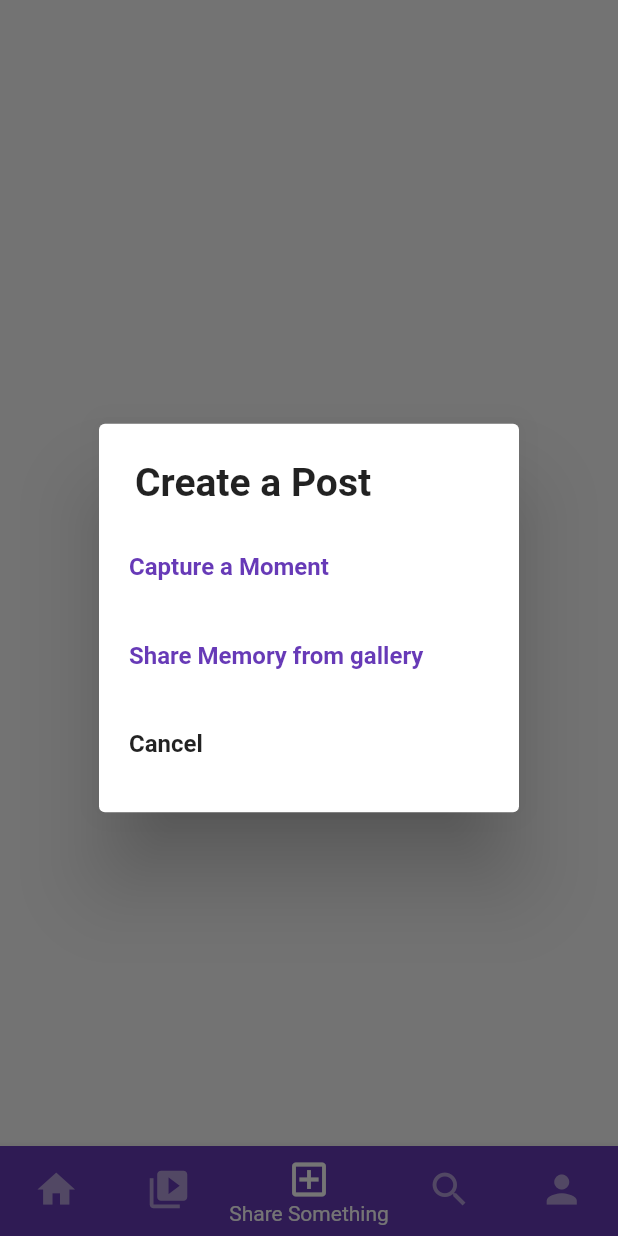
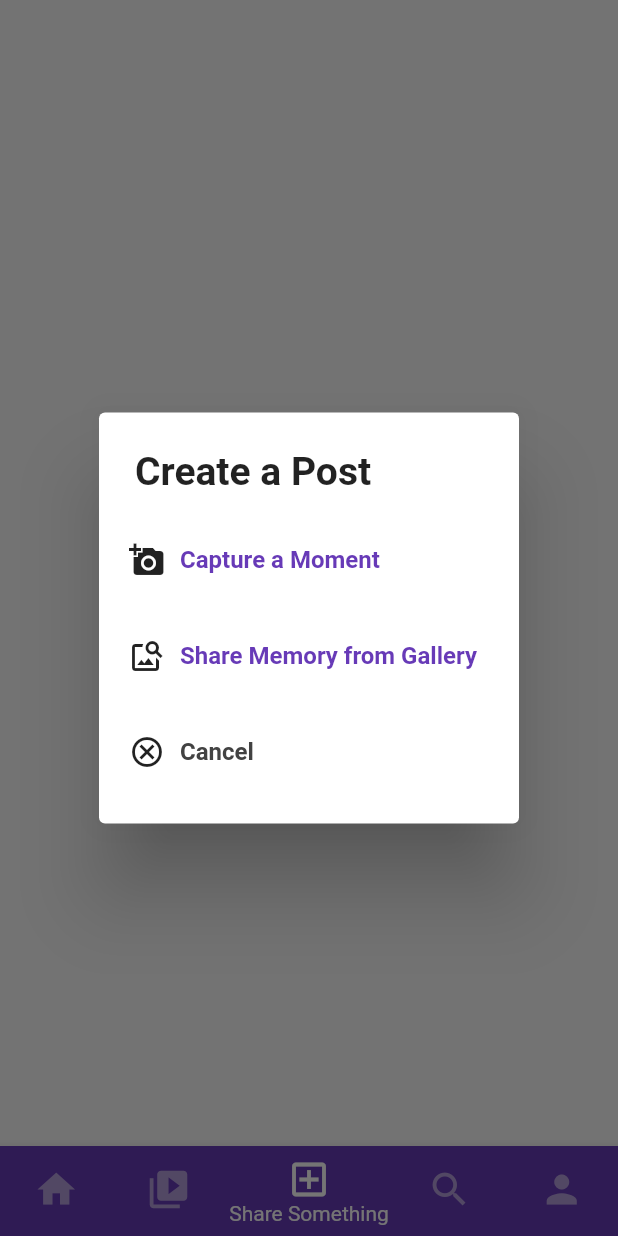
Before and after one commit to MZubairNaeem/Social-Media-App, a Flutter app: the screen it shows once a user with an empty profile is signed in, item 3 of the bottom bar chosen, after a tap on the "upload" icon, on a phone screen of 412 x 824 dp. Run offline on Flutter 3.47's test engine with Material 2 defaults, Android fonts, the phone set to English and light mode, and no system bars; our stand-ins replace cloud_firestore, firebase_auth, firebase_core, firebase_storage, google_fonts, image_picker; accounts and stored records are empty.

Commit message:
30/11/22 15:45 Post_page 50/100

```diff
--- a/lib/views/home/navigation_pages/add_post.dart
+++ b/lib/views/home/navigation_pages/add_post.dart
@@ -27,19 +27,14 @@ class _AddPostState extends State<AddPost> {
     });
     try {
       String res = await FirestoreMethods().uploadPost(
-          _postDescController.text,
-          _post!,
-          uid,
-          username,
-          profImage
-      );
-      if(res == "success"){
+          _postDescController.text, _post!, uid, username, profImage);
+      if (res == "success") {
         setState(() {
           _isLoading = false;
         });
         showSnackBar('Posted', context);
         clearImage();
-      }else{
+      } else {
         setState(() {
           _isLoading = false;
         });
@@ -62,9 +57,20 @@ class _AddPostState extends State<AddPost> {
             children: [
               SimpleDialogOption(
                 padding: const EdgeInsets.all(20),
-                child: const Text('Capture a Moment',
-                    style: TextStyle(
-                        color: Colors.deepPurple, fontWeight: FontWeight.bold)),
+                child: Row(
+                  children: const [
+                    Icon(
+                      Icons.add_a_photo
+                    ),
+                    SizedBox(width: 10),
+                    Text(
+                      'Capture a Moment',
+                      style: TextStyle(
+                          color: Colors.deepPurple,
+                          fontWeight: FontWeight.bold),
+                    ),
+                  ],
+                ),
                 onPressed: () async {
                   Navigator.of(context).pop();
                   Uint8List post = await pickImage(ImageSource.camera);
@@ -75,9 +81,20 @@ class _AddPostState extends State<AddPost> {
               ),
               SimpleDialogOption(
                 padding: const EdgeInsets.all(20),
-                child: const Text('Share Memory from gallery',
-                    style: TextStyle(
-                        color: Colors.deepPurple, fontWeight: FontWeight.bold)),
+                child: Row(
+                  children: const [
+                    Icon(
+                        Icons.image_search
+                    ),
+                    SizedBox(width: 10),
+                    Text(
+                      'Share Memory from Gallery',
+                      style: TextStyle(
+                          color: Colors.deepPurple,
+                          fontWeight: FontWeight.bold),
+                    ),
+                  ],
+                ),
                 onPressed: () async {
                   Navigator.of(context).pop();
                   Uint8List post = await pickImage(ImageSource.gallery);
@@ -88,8 +105,20 @@ class _AddPostState extends State<AddPost> {
               ),
               SimpleDialogOption(
                 padding: const EdgeInsets.all(20),
-                child: const Text('Cancel',
-                    style: TextStyle(fontWeight: FontWeight.bold)),
+                child: Row(
+                  children: [
+                    const Icon(
+                        Icons.cancel_outlined
+                    ),
+                    const SizedBox(width: 10),
+                    Text(
+                      'Cancel',
+                      style: TextStyle(
+                          color: Colors.grey.shade800,
+                          fontWeight: FontWeight.bold),
+                    ),
+                  ],
+                ),
                 onPressed: () {
                   Navigator.of(context).pop();
                 },
@@ -99,11 +128,12 @@ class _AddPostState extends State<AddPost> {
         });
   }
 
-  void clearImage(){
+  void clearImage() {
     setState(() {
       _post = null;
     });
   }
+
   @override
   void dispose() {
     super.dispose();
@@ -134,13 +164,14 @@ class _AddPostState extends State<AddPost> {
             appBar: AppBar(
               leading: IconButton(
                 icon: const Icon(Icons.arrow_back),
-                onPressed: () {},
+                onPressed: () => clearImage(),
               ),
               title: const Text('Say Hi'),
               centerTitle: true,
               actions: [
                 TextButton(
-                  onPressed: () => postImage(user.uid, user.username, user.photoUrl),
+                  onPressed: () =>
+                      postImage(user.uid, user.username, user.photoUrl),
                   child: const Text(
                     'Post',
                     style: TextStyle(
@@ -154,10 +185,13 @@ class _AddPostState extends State<AddPost> {
             body: SingleChildScrollView(
               child: Column(
                 children: [
-                  _isLoading? const Padding(
-                    padding: EdgeInsets.all(10.0),
-                    child: CircularProgressIndicator(),
-                  ): const Padding(padding: EdgeInsets.symmetric(vertical: 10)),
+                  _isLoading
+                      ? const Padding(
+                          padding: EdgeInsets.all(10.0),
+                          child: CircularProgressIndicator(),
+                        )
+                      : const Padding(
+                          padding: EdgeInsets.symmetric(vertical: 10)),
                   //const Divider(),
                   Row(
                     children: [
@@ -192,7 +226,7 @@ class _AddPostState extends State<AddPost> {
                         Align(
                           alignment: Alignment.topLeft,
                           child: Text(
-                            'Bio',
+                            'Description',
                             style: TextStyle(
                               fontSize: 22,
                               color: Colors.grey.shade800,
@@ -220,13 +254,13 @@ class _AddPostState extends State<AddPost> {
                     padding: const EdgeInsets.symmetric(horizontal: 20.0),
                     child: Center(
                       child: AspectRatio(
-                        aspectRatio: 3 / 4,
+                        aspectRatio: 1 / 1,
                         child: Container(
                           decoration: BoxDecoration(
                               shape: BoxShape.rectangle,
                               image: DecorationImage(
                                   image: MemoryImage(_post!),
-                                  fit: BoxFit.fitHeight,
+                                  fit: BoxFit.cover,
                                   alignment: FractionalOffset.topCenter)),
                         ),
                       ),
--- a/lib/views/home/navigation_pages/post_page.dart
+++ b/lib/views/home/navigation_pages/post_page.dart
@@ -1,16 +1,14 @@
+import 'package:cloud_firestore/cloud_firestore.dart';
 import 'package:flutter/material.dart';
+import 'package:sayhi/views/ui_logic/post_card.dart';
 
-class PostPage extends StatefulWidget {
+class PostPage extends StatelessWidget {
   const PostPage({Key? key}) : super(key: key);
 
   @override
-  State<PostPage> createState() => _PostPageState();
-}
-
-class _PostPageState extends State<PostPage> {
-  @override
   Widget build(BuildContext context) {
     return Scaffold(
+      backgroundColor: Colors.white,
       appBar: AppBar(
           actions: [
             IconButton(
@@ -30,13 +28,25 @@ class _PostPageState extends State<PostPage> {
           ],
           centerTitle: true,
           title: const Text('Say Hi'),
-          backgroundColor: Colors.deepPurple
-      ),
-      body: Center(
-        child: Text(
-          'Post Page...',
-          style: TextStyle(fontSize: 35, fontWeight: FontWeight.bold),
-        ),
+          backgroundColor: Colors.deepPurple),
+      body: StreamBuilder(
+        stream: FirebaseFirestore.instance.collection('posts').snapshots(),
+        builder: (context,
+            AsyncSnapshot<QuerySnapshot<Map<String, dynamic>>> snapshot) {
+          if (snapshot.connectionState == ConnectionState.waiting) {
+            return const Center(
+              child: CircularProgressIndicator(
+                color: Colors.deepOrange,
+              ),
+            );
+          }
+          return ListView.builder(
+            itemCount: snapshot.data!.docs.length,
+            itemBuilder: (context, index) => PostCard(
+              snap: snapshot.data!.docs[index].data(),
+            ),
+          );
+        },
       ),
     );
   }
--- a/pubspec.yaml
+++ b/pubspec.yaml
@@ -44,6 +44,7 @@ dependencies:
   firebase_storage: ^11.0.6
   provider: ^6.0.4
   uuid: ^3.0.7
+  intl: ^0.17.0
 
 dev_dependencies:
   flutter_test:
```
Also changed, not shown: lib/views/ui_logic/like_animation.dart (added, +73 -0 lines), lib/views/ui_logic/post_card.dart (added, +163 -0 lines), pubspec.lock.
